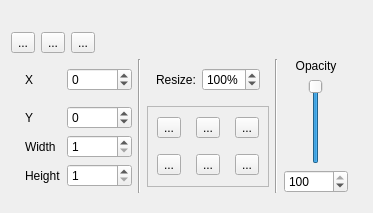
Old version of the form src/widgets/geometrywidget_ui.ui in the repository KDE/kdenlive.
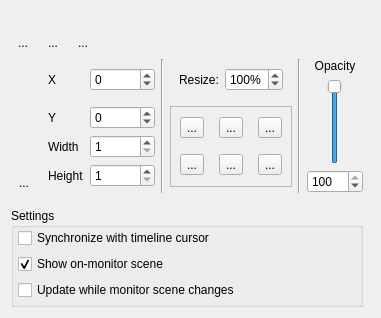
New version of the form.

Commit message: Add settings to new geometry widget: synchronize with timeline, show monitor scene, update geometry while rect on scene changes (before mouse release)

Patch:
```diff
--- a/src/widgets/geometrywidget_ui.ui
+++ b/src/widgets/geometrywidget_ui.ui
@@ -6,15 +6,15 @@
    <rect>
     <x>0</x>
     <y>0</y>
-    <width>373</width>
-    <height>191</height>
+    <width>381</width>
+    <height>304</height>
    </rect>
   </property>
   <property name="windowTitle">
    <string>Form</string>
   </property>
   <layout class="QGridLayout" name="gridLayout">
-   <item row="1" column="1">
+   <item row="1" column="2">
     <widget class="QWidget" name="widgetGeometry" native="true">
      <layout class="QGridLayout" name="gridLayout_3">
       <property name="leftMargin">
@@ -283,20 +283,7 @@
      </layout>
     </widget>
    </item>
-   <item row="1" column="0">
-    <spacer name="horizontalSpacer_2">
-     <property name="orientation">
-      <enum>Qt::Horizontal</enum>
-     </property>
-     <property name="sizeHint" stdset="0">
-      <size>
-       <width>40</width>
-       <height>20</height>
-      </size>
-     </property>
-    </spacer>
-   </item>
-   <item row="1" column="2">
+   <item row="1" column="3">
     <spacer name="horizontalSpacer">
      <property name="orientation">
       <enum>Qt::Horizontal</enum>
@@ -309,7 +296,7 @@
      </property>
     </spacer>
    </item>
-   <item row="0" column="0" colspan="3">
+   <item row="0" column="0" colspan="4">
     <widget class="QWidget" name="widgetTimeWrapper" native="true">
      <layout class="QGridLayout" name="gridLayout_4">
       <property name="margin">
@@ -320,6 +307,9 @@
         <property name="text">
          <string>...</string>
         </property>
+        <property name="autoRaise">
+         <bool>true</bool>
+        </property>
        </widget>
       </item>
       <item row="1" column="2">
@@ -327,6 +317,9 @@
         <property name="text">
          <string>...</string>
         </property>
+        <property name="autoRaise">
+         <bool>true</bool>
+        </property>
        </widget>
       </item>
       <item row="1" column="1">
@@ -334,6 +327,9 @@
         <property name="text">
          <string>...</string>
         </property>
+        <property name="autoRaise">
+         <bool>true</bool>
+        </property>
        </widget>
       </item>
       <item row="1" column="3">
@@ -377,6 +373,127 @@
      </layout>
     </widget>
    </item>
+   <item row="1" column="0">
+    <widget class="QWidget" name="widget_3" native="true">
+     <layout class="QGridLayout" name="gridLayout_6">
+      <property name="leftMargin">
+       <number>0</number>
+      </property>
+      <property name="topMargin">
+       <number>0</number>
+      </property>
+      <property name="rightMargin">
+       <number>0</number>
+      </property>
+      <property name="spacing">
+       <number>0</number>
+      </property>
+      <item row="1" column="1">
+       <widget class="QToolButton" name="buttonConfig">
+        <property name="text">
+         <string>...</string>
+        </property>
+        <property name="autoRaise">
+         <bool>true</bool>
+        </property>
+       </widget>
+      </item>
+      <item row="0" column="0" rowspan="2">
+       <spacer name="horizontalSpacer_2">
+        <property name="orientation">
+         <enum>Qt::Horizontal</enum>
+        </property>
+        <property name="sizeHint" stdset="0">
+         <size>
+          <width>40</width>
+          <height>20</height>
+         </size>
+        </property>
+       </spacer>
+      </item>
+      <item row="0" column="1">
+       <spacer name="verticalSpacer">
+        <property name="orientation">
+         <enum>Qt::Vertical</enum>
+        </property>
+        <property name="sizeHint" stdset="0">
+         <size>
+          <width>20</width>
+          <height>40</height>
+         </size>
+        </property>
+       </spacer>
+      </item>
+     </layout>
+    </widget>
+   </item>
+   <item row="2" column="0" colspan="3">
+    <widget class="QGroupBox" name="groupSettings">
+     <property name="enabled">
+      <bool>true</bool>
+     </property>
+     <property name="title">
+      <string>Settings</string>
+     </property>
+     <property name="flat">
+      <bool>true</bool>
+     </property>
+     <layout class="QVBoxLayout" name="verticalLayout">
+      <property name="leftMargin">
+       <number>4</number>
+      </property>
+      <property name="topMargin">
+       <number>0</number>
+      </property>
+      <property name="rightMargin">
+       <number>0</number>
+      </property>
+      <property name="bottomMargin">
+       <number>4</number>
+      </property>
+      <item>
+       <widget class="QCheckBox" name="checkSync">
+        <property name="text">
+         <string>Synchronize with timeline cursor</string>
+        </property>
+        <property name="checked">
+         <bool>false</bool>
+        </property>
+       </widget>
+      </item>
+      <item>
+       <widget class="QCheckBox" name="checkShowScene">
+        <property name="text">
+         <string>Show on-monitor scene</string>
+        </property>
+        <property name="checked">
+         <bool>true</bool>
+        </property>
+       </widget>
+      </item>
+      <item>
+       <widget class="QCheckBox" name="checkDirectUpdate">
+        <property name="text">
+         <string>Update while monitor scene changes</string>
+        </property>
+       </widget>
+      </item>
+     </layout>
+    </widget>
+   </item>
+   <item row="3" column="0" colspan="4">
+    <spacer name="verticalSpacer_2">
+     <property name="orientation">
+      <enum>Qt::Vertical</enum>
+     </property>
+     <property name="sizeHint" stdset="0">
+      <size>
+       <width>20</width>
+       <height>40</height>
+      </size>
+     </property>
+    </spacer>
+   </item>
   </layout>
  </widget>
  <resources/>
```
The commit also changes 4 other files.
